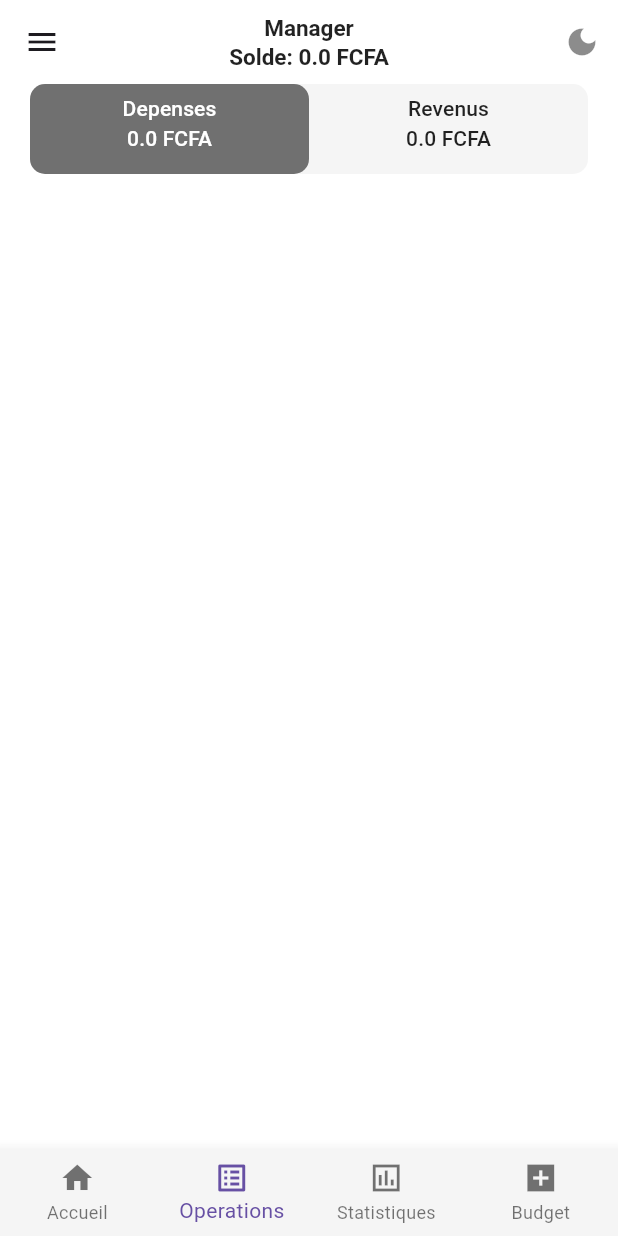
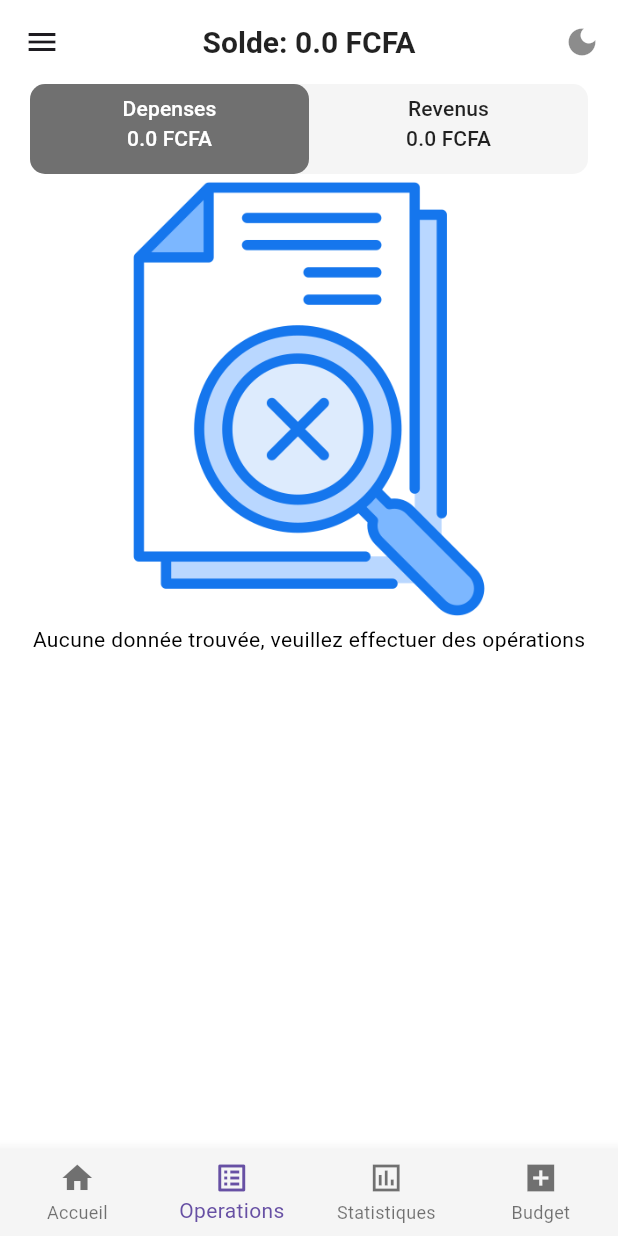
Before and after one commit to ahmadkongodev/expenseAppODC, a Flutter app: the HomeScreen screen opened directly, item 2 of the bottom bar chosen, on a phone screen of 412 x 824 dp. Run offline on Flutter 3.47's test engine with Material 3 defaults, Android fonts, the phone set to English and light mode, and no system bars; our stand-ins replace fl_chart, flutter_local_notifications, introduction_screen, objectbox, shared_preferences; accounts and stored records are empty; generated files the repository leaves out were written again.

Commit message:
empty data logic added

```diff
--- a/lib/screens/home.dart
+++ b/lib/screens/home.dart
@@ -162,8 +162,9 @@ class _HomeScreenState extends State<HomeScreen> {
       length: 2,
       child: Scaffold(
         backgroundColor: isDarkMode ? Colors.black45 : Colors.white,
-        drawer: myDrawer(),
-         appBar: AppBar(
+        drawer: const myDrawer(),
+         appBar:
+         AppBar(
           actions: [
             IconButton(
               icon: Icon(
@@ -232,20 +233,13 @@ class _HomeScreenState extends State<HomeScreen> {
                 ),
           title: Column(
             children: [
-              Text(
-                'Manager',
-                style: TextStyle(
-                  fontSize: 15,
-                  fontWeight: FontWeight.bold,
-                  color: isDarkMode ? Colors.white : Colors.black87,
-                ),
-              ),
+
               Text(
                 'Solde: ${totalIncomes - totalExpense} FCFA',
                 style: TextStyle(
-                  fontSize: 15,
+                  fontSize: 20,
                   fontWeight: FontWeight.bold,
-                  color: isDarkMode ? Colors.white : Colors.black87,
+                  color:  totalIncomes - totalExpense<0? Colors.red : isDarkMode ? Colors.white : Colors.black87,
                 ),
               ),
             ],
@@ -775,6 +769,13 @@ class _HomeScreenState extends State<HomeScreen> {
 
           //operations start here
           TabBarView(children: [
+            expenseList.isEmpty?
+            Center(child: Column(
+              children: [
+                Image.asset("assets/no-data.png",width: 300, height: 300,),
+                 Text("Aucune donnée trouvée, veuillez effectuer des opérations", style: TextStyle(color: isDarkMode? Colors.white: Colors.black),)
+              ],
+            ),) :
             //expenses operations
             ListView.builder(
               itemCount: expenseList.length,
@@ -893,7 +894,15 @@ class _HomeScreenState extends State<HomeScreen> {
                 );
               },
             ),
+
             //incomes operations
+             incomes.isEmpty?
+            Center(child: Column(
+              children: [
+                Image.asset("assets/no-data.png", width: 300, height: 300,),
+                 Text("Aucune donnée trouvée, veuillez effectuer des opérations", style: TextStyle(color: isDarkMode? Colors.white: Colors.black),)
+              ],
+            ),) :
             ListView.builder(
               itemCount: incomes.length,
               itemBuilder: (context, index) {
@@ -1012,6 +1021,13 @@ class _HomeScreenState extends State<HomeScreen> {
 //statistique start here
           TabBarView(children: [
 // expenes statistique
+  expenseList.isEmpty?
+            Center(child: Column(
+              children: [
+                Image.asset("assets/no-data.png",width: 300, height: 300,),
+                 Text("Aucune donnée trouvée, veuillez effectuer des opérations", style: TextStyle(color: isDarkMode? Colors.white: Colors.black),)
+              ],
+            ),):
             ListView(
               children: [
                 Container(
@@ -1210,6 +1226,13 @@ class _HomeScreenState extends State<HomeScreen> {
               ],
             ),
             // incomes statistique
+             incomes.isEmpty?
+            Center(child: Column(
+              children: [
+                Image.asset("assets/no-data.png", width: 300, height: 300,),
+                 Text("Aucune donnée trouvée, veuillez effectuer des opérations", style: TextStyle(color: isDarkMode? Colors.white: Colors.black),)
+              ],
+            ),) :
             ListView(
               children: [
                 Container(
```
Also changed, not shown: assets/no-data.png (added).
